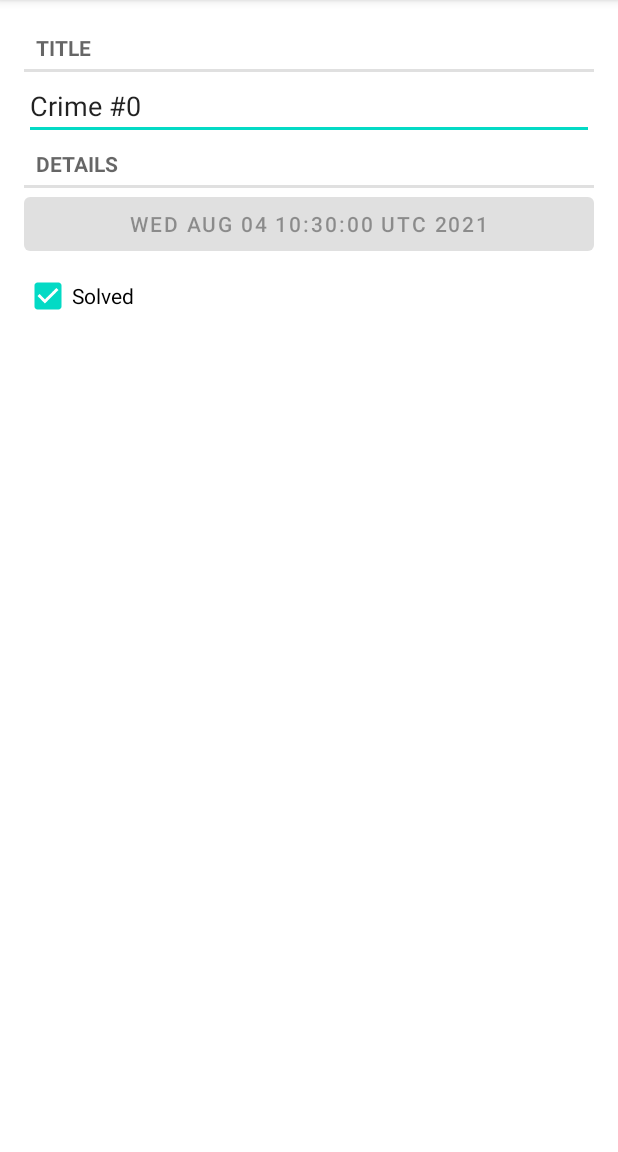
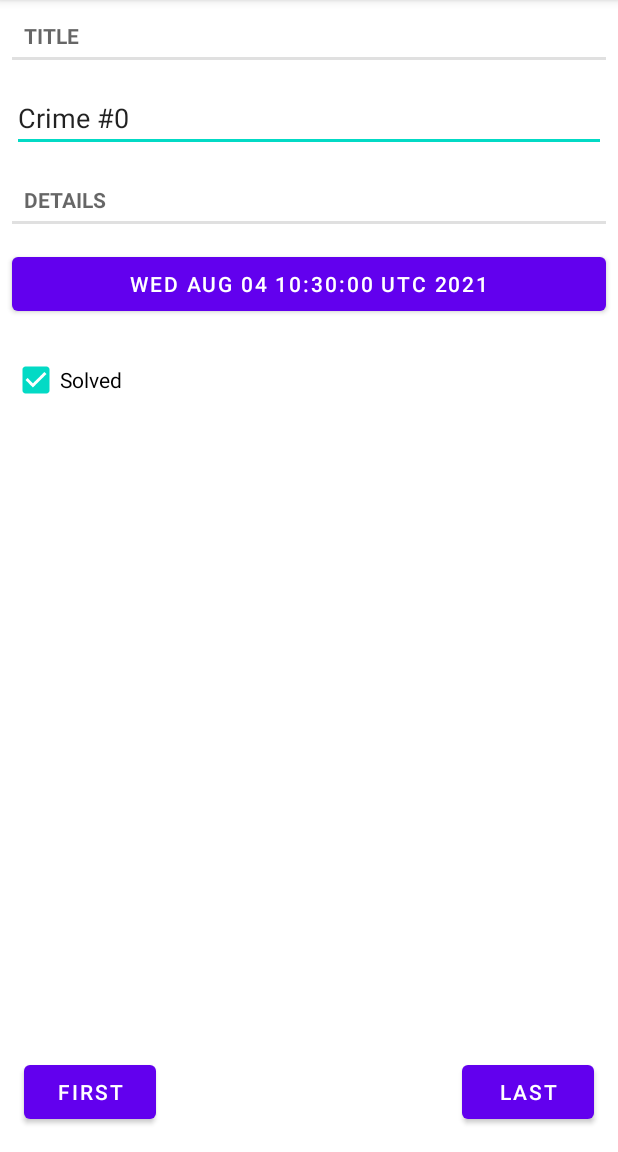
Before and after one commit to bugcat9/Android, an Android app: the screen it shows after launch (CrimeActivity before the commit, CrimePagerActivity after it), after a tap on an icon or button, on a phone screen of 412 x 824 dp, the part 84-1236 px from its top. Run offline under Robolectric (Android 15) with nearby library versions, the phone set to English and light mode, and no system bars.

Commit message:
第12章

```diff
--- a/CriminalIntent/app/src/main/AndroidManifest.xml
+++ b/CriminalIntent/app/src/main/AndroidManifest.xml
@@ -15,7 +15,7 @@
                 <category android:name="android.intent.category.LAUNCHER" />
             </intent-filter>
         </activity>
-        <activity android:name=".CrimeActivity"></activity>
+        <activity android:name=".CrimePagerActivity"></activity>
     </application>
 
 </manifest>
--- a/CriminalIntent/app/src/main/java/com/example/criminalintent/CrimeFragment.java
+++ b/CriminalIntent/app/src/main/java/com/example/criminalintent/CrimeFragment.java
@@ -1,5 +1,7 @@
 package com.example.criminalintent;
 
+import android.app.Activity;
+import android.content.Intent;
 import android.os.Bundle;
 import android.text.Editable;
 import android.text.TextWatcher;
@@ -12,16 +14,28 @@ import android.widget.CompoundButton;
 import android.widget.EditText;
 
 import androidx.fragment.app.Fragment;
+import androidx.fragment.app.FragmentManager;
 
+import java.util.Date;
 import java.util.UUID;
 
 public class CrimeFragment extends Fragment {
     private static final String ARG_CRIME_ID = "crime_id";
+    public static final String EXTRA_CRIME_ID = "crime_id";
+    private static final String DIALOG_DATE = "DialogDate";
+
+    private static final int REQUEST_DATE = 0;
 
     private Crime mCrime;
     private EditText mTitleField;
     private Button mDateButton;
     private CheckBox mSolvedCheckBox;
+
+    public void returnResult(UUID uuid) {
+        Intent data = new Intent();
+        data.putExtra(EXTRA_CRIME_ID, uuid);
+        getActivity().setResult(Activity.RESULT_OK, data);
+    }
 
     public static CrimeFragment newInstance(UUID crimeId) {
         Bundle args = new Bundle();
@@ -57,6 +71,7 @@ public class CrimeFragment extends Fragment {
             public void onTextChanged(
                     CharSequence s, int start, int before, int count) {
                 mCrime.setTitle(s.toString());
+                returnResult(mCrime.getId());
             }
 
             @Override
@@ -66,8 +81,17 @@ public class CrimeFragment extends Fragment {
         });
 
         mDateButton = (Button) v.findViewById(R.id.crime_date);
-        mDateButton.setText(mCrime.getDate().toString());
-        mDateButton.setEnabled(false);
+        updateDate();
+//        mDateButton.setEnabled(false);
+        mDateButton.setOnClickListener(new View.OnClickListener() {
+            @Override
+            public void onClick(View v) {
+                FragmentManager manager = getFragmentManager();
+                DatePickerFragment dialog = new DatePickerFragment().newInstance(mCrime.getDate());
+                dialog.setTargetFragment(CrimeFragment.this, REQUEST_DATE);
+                dialog.show(manager, DIALOG_DATE);
+            }
+        });
 
         mSolvedCheckBox = (CheckBox) v.findViewById(R.id.crime_solved);
         mSolvedCheckBox.setChecked(mCrime.isSolved());
@@ -81,4 +105,22 @@ public class CrimeFragment extends Fragment {
 
         return v;
     }
+
+    @Override
+    public void onActivityResult(int requestCode, int resultCode, Intent data) {
+        if (resultCode != Activity.RESULT_OK) {
+            return;
+        }
+
+        if (requestCode == REQUEST_DATE) {
+            Date date = (Date) data
+                    .getSerializableExtra(DatePickerFragment.EXTRA_DATE);
+            mCrime.setDate(date);
+            updateDate();
+        }
+    }
+
+    private void updateDate() {
+        mDateButton.setText(mCrime.getDate().toString());
+    }
 }
--- a/CriminalIntent/app/src/main/java/com/example/criminalintent/CrimeListFragment.java
+++ b/CriminalIntent/app/src/main/java/com/example/criminalintent/CrimeListFragment.java
@@ -17,37 +17,31 @@ import androidx.recyclerview.widget.RecyclerView;
 import java.text.DateFormat;
 import java.util.List;
 import java.util.Locale;
+import java.util.UUID;
 
 public class CrimeListFragment extends Fragment {
     private static final int REQUEST_CRIME = 1;
 
     private RecyclerView mCrimeRecyclerView;
     private CrimeAdapter mAdapter;
+    private List<Crime> mCrimes;
 
     public View onCreateView(LayoutInflater inflater, ViewGroup container, Bundle savedInstanceState) {
         View view = inflater.inflate(R.layout.fragment_crime_list, container, false);
         mCrimeRecyclerView = (RecyclerView) view
                 .findViewById(R.id.crime_recycler_view);
         mCrimeRecyclerView.setLayoutManager(new LinearLayoutManager(getActivity()));
+        CrimeLab crimeLab = CrimeLab.get(getActivity());
+        mCrimes = crimeLab.getCrimes();
         updateUI();
         return view;
     }
 
     private void updateUI() {
-        CrimeLab crimeLab = CrimeLab.get(getActivity());
-        List<Crime> crimes = crimeLab.getCrimes();
         if (mAdapter == null) {
-            mAdapter = new CrimeAdapter(crimes);
+            mAdapter = new CrimeAdapter(mCrimes);
             mCrimeRecyclerView.setAdapter(mAdapter);
-        } else {
-            mAdapter.notifyDataSetChanged();
         }
-
-    }
-
-
-    public void returnResult() {
-        getActivity().setResult(Activity.RESULT_OK, null);
     }
 
     @Override
@@ -60,6 +54,16 @@ public class CrimeListFragment extends Fragment {
     public void onActivityResult(int requestCode, int resultCode, Intent data) {
         if (requestCode == REQUEST_CRIME) {
             // Handle result
+            if (data == null) {
+                return;
+            }
+
+            UUID crimeId = (UUID) data.getSerializableExtra(CrimeFragment.EXTRA_CRIME_ID);
+            for (int i = 0; i < mCrimes.size(); i++) {
+                if (crimeId.equals(mCrimes.get(i).getId())) {
+                    mAdapter.notifyItemChanged(i);
+                }
+            }
         }
     }
 
@@ -93,7 +97,10 @@ public class CrimeListFragment extends Fragment {
 //            Toast.makeText(getActivity(),
 //                    mCrime.getTitle() + " clicked!", Toast.LENGTH_SHORT)
 //                    .show();
-            Intent intent = CrimeActivity.newIntent(getActivity(), mCrime.getId());
+//            Intent intent = CrimeActivity.newIntent(getActivity(), mCrime.getId());
+//            startActivityForResult(intent, REQUEST_CRIME);
+            Intent intent = CrimePagerActivity.newIntent(getActivity(), mCrime.getId());
+//            startActivity(intent);
             startActivityForResult(intent, REQUEST_CRIME);
         }
     }
--- /dev/null
+++ b/CriminalIntent/app/src/main/java/com/example/criminalintent/CrimePagerActivity.java
@@ -0,0 +1,83 @@
+package com.example.criminalintent;
+
+import android.content.Context;
+import android.content.Intent;
+import android.os.Bundle;
+import android.view.View;
+import android.widget.Button;
+
+import androidx.annotation.NonNull;
+import androidx.appcompat.app.AppCompatActivity;
+import androidx.fragment.app.Fragment;
+import androidx.fragment.app.FragmentManager;
+import androidx.fragment.app.FragmentStatePagerAdapter;
+import androidx.viewpager.widget.ViewPager;
+
+import java.util.List;
+import java.util.UUID;
+
+public class CrimePagerActivity extends AppCompatActivity {
+    private static final String EXTRA_CRIME_ID =
+            "com.example.criminalintent.crime_id";
+
+
+    private ViewPager mViewPager;
+    private List<Crime> mCrimes;
+    private Button firstButton;
+    private Button lastButton;
+
+    public static Intent newIntent(Context packageContext, UUID crimeId) {
+        Intent intent = new Intent(packageContext, CrimePagerActivity.class);
+        intent.putExtra(EXTRA_CRIME_ID, crimeId);
+        return intent;
+    }
+
+    @Override
+    protected void onCreate(Bundle savedInstanceState) {
+        super.onCreate(savedInstanceState);
+        setContentView(R.layout.activity_crime_pager);
+
+        UUID crimeId = (UUID) getIntent()
+                .getSerializableExtra(EXTRA_CRIME_ID);
+
+        mViewPager = (ViewPager) findViewById(R.id.crime_view_pager);
+        mCrimes = CrimeLab.get(this).getCrimes();
+        FragmentManager fragmentManager = getSupportFragmentManager();
+        mViewPager.setAdapter(new FragmentStatePagerAdapter(fragmentManager) {
+            @Override
+            public int getCount() {
+                return mCrimes.size();
+            }
+
+            @Override
+            public Fragment getItem(int position) {
+                Crime crime = mCrimes.get(position);
+                return CrimeFragment.newInstance(crime.getId());
+            }
+        });
+
+        for (int i = 0; i < mCrimes.size(); i++) {
+            if (mCrimes.get(i).getId().equals(crimeId)) {
+                mViewPager.setCurrentItem(i);
+                break;
+            }
+        }
+
+        firstButton = (Button) findViewById(R.id.first_crime);
+        firstButton.setOnClickListener(new View.OnClickListener() {
+            @Override
+            public void onClick(View v) {
+                mViewPager.setCurrentItem(0);
+            }
+        });
+
+        lastButton = (Button) findViewById(R.id.last_crime);
+        lastButton.setOnClickListener(new View.OnClickListener() {
+            @Override
+            public void onClick(View v) {
+                mViewPager.setCurrentItem(mViewPager.getAdapter().getCount() - 1);
+            }
+        });
+
+    }
+}
--- /dev/null
+++ b/CriminalIntent/app/src/main/res/layout/activity_crime_pager.xml
@@ -0,0 +1,26 @@
+<?xml version="1.0" encoding="utf-8"?>
+<FrameLayout xmlns:android="http://schemas.android.com/apk/res/android"
+    android:layout_width="match_parent"
+    android:layout_height="match_parent">
+
+    <androidx.viewpager.widget.ViewPager
+        android:id="@+id/crime_view_pager"
+        android:layout_width="match_parent"
+        android:layout_height="match_parent" />
+
+    <Button
+        android:id="@+id/first_crime"
+        android:layout_width="wrap_content"
+        android:layout_height="wrap_content"
+        android:layout_gravity="bottom|left"
+        android:layout_margin="16dp"
+        android:text="First" />
+
+    <Button
+        android:id="@+id/last_crime"
+        android:layout_width="wrap_content"
+        android:layout_height="wrap_content"
+        android:layout_gravity="bottom|right"
+        android:layout_margin="16dp"
+        android:text="Last" />
+</FrameLayout>
--- /dev/null
+++ b/CriminalIntent/app/src/main/res/layout/dialog_date.xml
@@ -0,0 +1,6 @@
+<?xml version="1.0" encoding="utf-8"?>
+<DatePicker xmlns:android="http://schemas.android.com/apk/res/android"
+    android:id="@+id/dialog_date_picker"
+    android:layout_width="wrap_content"
+    android:layout_height="wrap_content"
+    android:calendarViewShown="false" />
--- a/CriminalIntent/app/src/main/res/layout/fragment_crime.xml
+++ b/CriminalIntent/app/src/main/res/layout/fragment_crime.xml
@@ -1,34 +1,38 @@
 <LinearLayout xmlns:android="http://schemas.android.com/apk/res/android"
     android:layout_width="match_parent"
     android:layout_height="match_parent"
-    android:layout_margin="16dp"
     android:orientation="vertical">
 
     <TextView
         style="?android:listSeparatorTextViewStyle"
+        android:layout_margin="8dp"
         android:layout_width="match_parent"
         android:layout_height="wrap_content"
         android:text="@string/crime_title_label" />
 
     <EditText
         android:id="@+id/crime_title"
+        android:layout_margin="8dp"
         android:layout_width="match_parent"
         android:layout_height="wrap_content"
         android:hint="@string/crime_title_hint" />
 
     <TextView
         style="?android:listSeparatorTextViewStyle"
+        android:layout_margin="8dp"
         android:layout_width="match_parent"
         android:layout_height="wrap_content"
         android:text="@string/crime_details_label" />
 
     <Button
         android:id="@+id/crime_date"
+        android:layout_margin="8dp"
         android:layout_width="match_parent"
         android:layout_height="wrap_content" />
 
     <CheckBox
         android:id="@+id/crime_solved"
+        android:layout_margin="8dp"
         android:layout_width="match_parent"
         android:layout_height="wrap_content"
         android:text="@string/crime_solved_label" />
--- a/CriminalIntent/app/src/main/res/values/strings.xml
+++ b/CriminalIntent/app/src/main/res/values/strings.xml
@@ -4,4 +4,5 @@
     <string name="crime_title_label">Title</string>
     <string name="crime_details_label">Details</string>
     <string name="crime_solved_label">Solved</string>
+    <string name="date_picker_title">Date of crime:</string>
 </resources>
```
Also changed, not shown: CriminalIntent/app/src/main/java/com/example/criminalintent/DatePickerFragment.java (added, +76 -0 lines).
